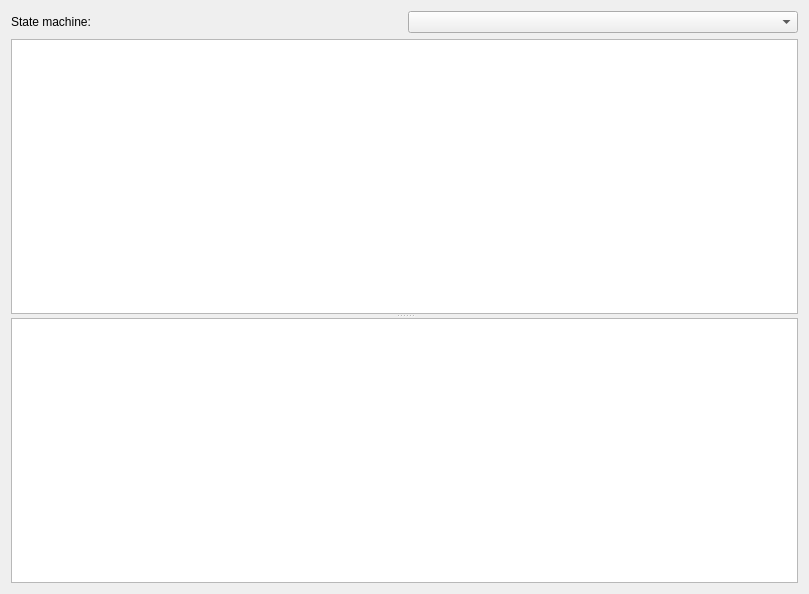
Before: the Qt Designer form plugins/statemachineviewer/statemachineviewer.ui in KDAB/GammaRay, drawn with Qt 5.
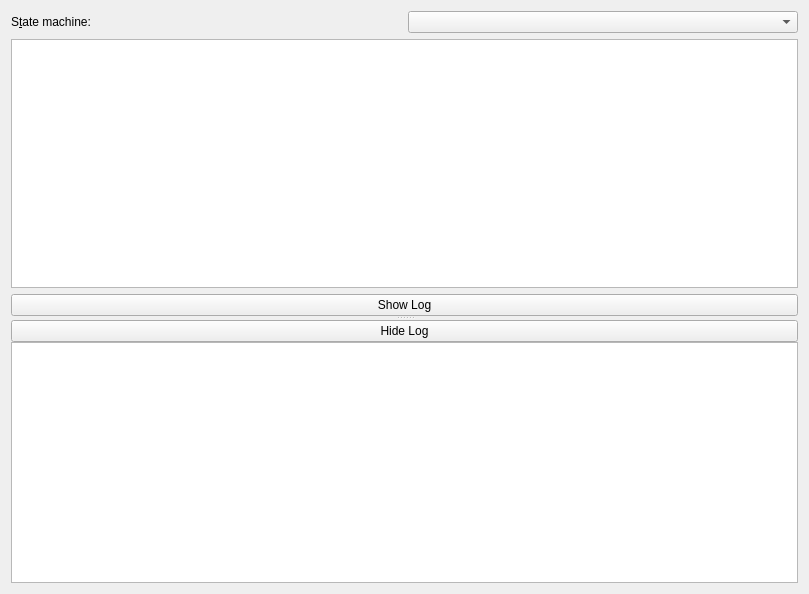
After: the same form once the commit is applied.

Commit message:
statemachineviewer: Collapse log by default
Adds an expanding widget for the log view. Collapsed by default.

Task-Id: KDSME-10

What changed in the file:
```diff
--- a/plugins/statemachineviewer/statemachineviewer.ui
+++ b/plugins/statemachineviewer/statemachineviewer.ui
@@ -10,13 +10,13 @@
     <height>594</height>
    </rect>
   </property>
-  <layout class="QVBoxLayout" name="verticalLayout_2">
+  <layout class="QHBoxLayout" name="horizontalLayout_2">
    <item>
-    <widget class="QSplitter" name="verticalSplitter">
+    <widget class="QSplitter" name="horizontalSplitter">
      <property name="orientation">
       <enum>Qt::Horizontal</enum>
      </property>
-     <widget class="QSplitter" name="splitter">
+     <widget class="QSplitter" name="verticalSplitter">
       <property name="orientation">
        <enum>Qt::Vertical</enum>
       </property>
@@ -27,7 +27,7 @@
           <item>
            <widget class="QLabel" name="label_2">
             <property name="text">
-             <string>State machine:</string>
+             <string>S&amp;tate machine:</string>
             </property>
             <property name="buddy">
              <cstring>stateMachinesView</cstring>
@@ -53,9 +53,41 @@
           </attribute>
          </widget>
         </item>
+        <item>
+         <widget class="QPushButton" name="showLogPushButton">
+          <property name="text">
+           <string>Show Log</string>
+          </property>
+         </widget>
+        </item>
        </layout>
       </widget>
-      <widget class="QPlainTextEdit" name="plainTextEdit">
+      <widget class="QWidget" name="logExpandingWidget" native="true">
+       <layout class="QVBoxLayout" name="verticalLayout_3">
+        <property name="spacing">
+         <number>0</number>
+        </property>
+        <property name="leftMargin">
+         <number>0</number>
+        </property>
+        <property name="topMargin">
+         <number>0</number>
+        </property>
+        <property name="rightMargin">
+         <number>0</number>
+        </property>
+        <property name="bottomMargin">
+         <number>0</number>
+        </property>
+        <item>
+         <widget class="QPushButton" name="hideLogPushButton">
+          <property name="text">
+           <string>Hide Log</string>
+          </property>
+         </widget>
+        </item>
+        <item>
+         <widget class="QPlainTextEdit" name="logTextEdit">
        <property name="readOnly">
         <bool>true</bool>
        </property>
@@ -65,6 +97,9 @@
        <property name="centerOnScroll">
         <bool>false</bool>
        </property>
+         </widget>
+        </item>
+       </layout>
       </widget>
      </widget>
     </widget>
```
Lines whose indentation alone changed are shown as unchanged. The commit also changes 2 other files.
